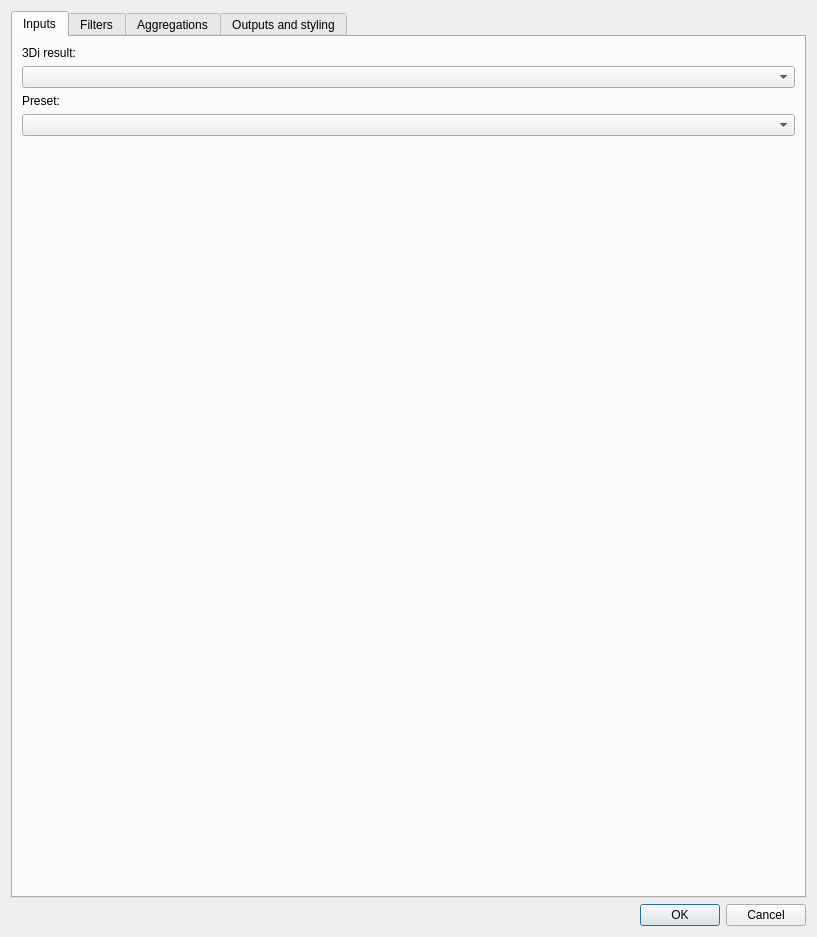
Above: tool_statistics/threedi_custom_stats_dialog_base.ui from nens/threedi-results-analysis before the change. Below: the same form after it.
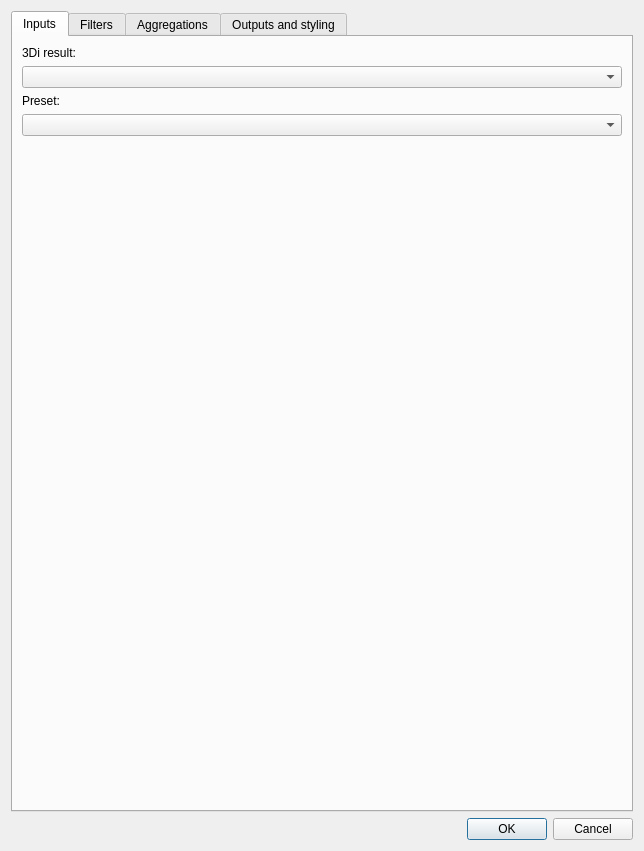
That is the form after the change. Custom widgets are drawn as their Qt base class.

```diff
--- a/tool_statistics/threedi_custom_stats_dialog_base.ui
+++ b/tool_statistics/threedi_custom_stats_dialog_base.ui
@@ -9,8 +9,8 @@
    <rect>
     <x>0</x>
     <y>0</y>
-    <width>817</width>
-    <height>937</height>
+    <width>644</width>
+    <height>851</height>
    </rect>
   </property>
   <property name="windowTitle">
```
